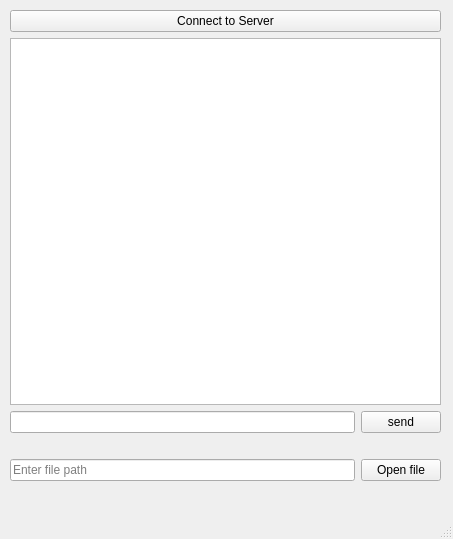
First picture: the form in practiceClient/mainwindow.ui, repository sdedge/productionPractice, before the edit.
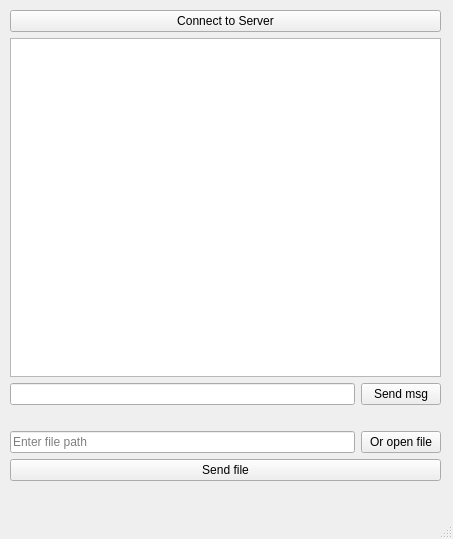
Second picture: the form after the edit.

Commit message: Комментарии и логические дополнения

The edit to the form file:
```diff
--- a/practiceClient/mainwindow.ui
+++ b/practiceClient/mainwindow.ui
@@ -37,7 +37,7 @@
      <item row="2" column="1">
       <widget class="QPushButton" name="sendPushButton">
        <property name="text">
-        <string>send</string>
+        <string>Send msg</string>
        </property>
       </widget>
      </item>
@@ -51,6 +51,13 @@
        </property>
       </widget>
      </item>
+     <item row="5" column="1">
+      <widget class="QPushButton" name="openFilePushButton">
+       <property name="text">
+        <string>Or open file</string>
+       </property>
+      </widget>
+     </item>
      <item row="4" column="0">
       <widget class="QLabel" name="filePathLabel">
        <property name="text">
@@ -64,10 +71,10 @@
        </property>
       </widget>
      </item>
-     <item row="5" column="1">
-      <widget class="QPushButton" name="openFilePushButton">
+     <item row="6" column="0" colspan="2">
+      <widget class="QPushButton" name="pushButton">
        <property name="text">
-        <string>Open file</string>
+        <string>Send file</string>
        </property>
       </widget>
      </item>
```
Left out of the diff: 2 changed lines with no effect on the pictures. The commit also changes 1 other file.
